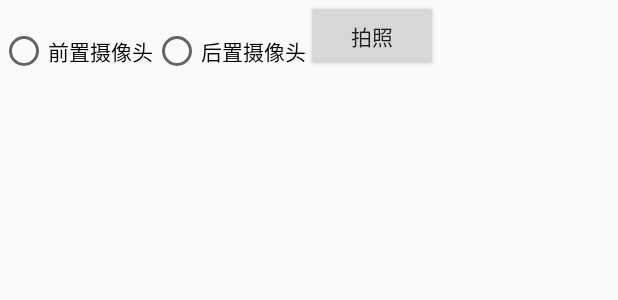
After one commit to dddddl/OpenCV4Android, an Android app: the layout activity_camera.xml on its own in the app's theme, with its tools: preview values and no code run, on a phone screen of 412 x 824 dp. The commit adds this screen. Shown: the top 300 px of the screen. Run offline under Robolectric (Android 15) with nearby library versions, the phone set to English and light mode, and no system bars.

Commit message:
特征值api学习 cv camera

```diff
--- a/app/src/main/AndroidManifest.xml
+++ b/app/src/main/AndroidManifest.xml
@@ -12,7 +12,10 @@
             android:label="@string/app_name"
             android:roundIcon="@mipmap/ic_launcher_round"
             android:supportsRtl="true"
-            android:theme="@style/AppTheme">
+            android:theme="@style/Theme.AppCompat.Light.NoActionBar">
+        <activity android:name=".CameraActivity"
+        >
+        </activity>
         <activity android:name=".MainActivity">
             <intent-filter>
                 <action android:name="android.intent.action.MAIN"/>
--- /dev/null
+++ b/app/src/main/res/layout/activity_camera.xml
@@ -0,0 +1,53 @@
+<?xml version="1.0" encoding="utf-8"?>
+<android.support.constraint.ConstraintLayout
+        xmlns:android="http://schemas.android.com/apk/res/android"
+        xmlns:tools="http://schemas.android.com/tools"
+        xmlns:app="http://schemas.android.com/apk/res-auto"
+        android:layout_width="match_parent"
+        android:layout_height="match_parent"
+        tools:context=".CameraActivity">
+    <RadioGroup
+            android:id="@+id/camera_group"
+            android:layout_width="match_parent"
+            android:layout_height="50dp"
+            android:orientation="horizontal"
+            app:layout_constraintTop_toTopOf="parent"
+    >
+
+        <RadioButton
+                android:id="@+id/frontCamera"
+                android:layout_width="wrap_content"
+                app:layout_constraintTop_toTopOf="@id/camera_group"
+                app:layout_constraintLeft_toLeftOf="@id/camera_group"
+                android:layout_marginTop="10dp"
+                android:text="前置摄像头"
+                android:layout_height="wrap_content"/>
+
+        <RadioButton
+                android:id="@+id/backCamera"
+                android:layout_width="wrap_content"
+                app:layout_constraintTop_toTopOf="@id/camera_group"
+                app:layout_constraintLeft_toLeftOf="@id/camera_group"
+                android:layout_marginTop="10dp"
+                android:text="后置摄像头"
+                android:layout_height="wrap_content"/>
+
+        <Button
+                android:id="@+id/takePicture"
+                android:layout_width="wrap_content" android:layout_height="wrap_content"
+                android:text="拍照"
+        />
+
+    </RadioGroup>
+
+    <org.opencv.android.JavaCameraView
+            app:layout_constraintTop_toTopOf="@id/camera_group"
+            app:layout_constraintBottom_toBottomOf="parent"
+            android:layout_width="match_parent"
+            android:layout_marginTop="50dp"
+            android:layout_height="wrap_content"
+            android:visibility="gone"
+            android:id="@+id/cv_camera_id"
+    />
+
+</android.support.constraint.ConstraintLayout>
```
Also changed, not shown: app/src/main/java/com/ddddl/opencvdemo/CameraActivity.kt (added, +129 -0 lines), app/src/main/java/com/ddddl/opencvdemo/FeatureMatchUtil.kt (added, +72 -0 lines), app/src/main/java/com/ddddl/opencvdemo/MainActivity.kt (+12 -2 lines), app/src/main/res/layout/activity_main.xml (+9 -0 lines), openCVLibrary343/src/main/java/org/opencv/android/CameraBridgeViewBase.java (+57 -35 lines), openCVLibrary343/src/main/java/org/opencv/android/JavaCameraView.java (+52 -21 lines), 9 other files.
